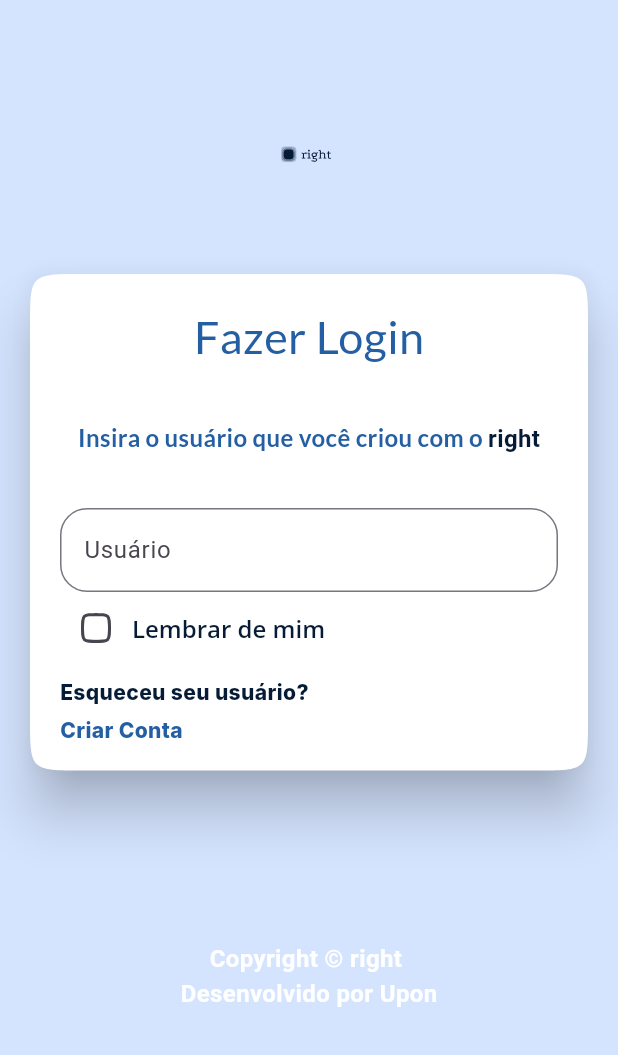
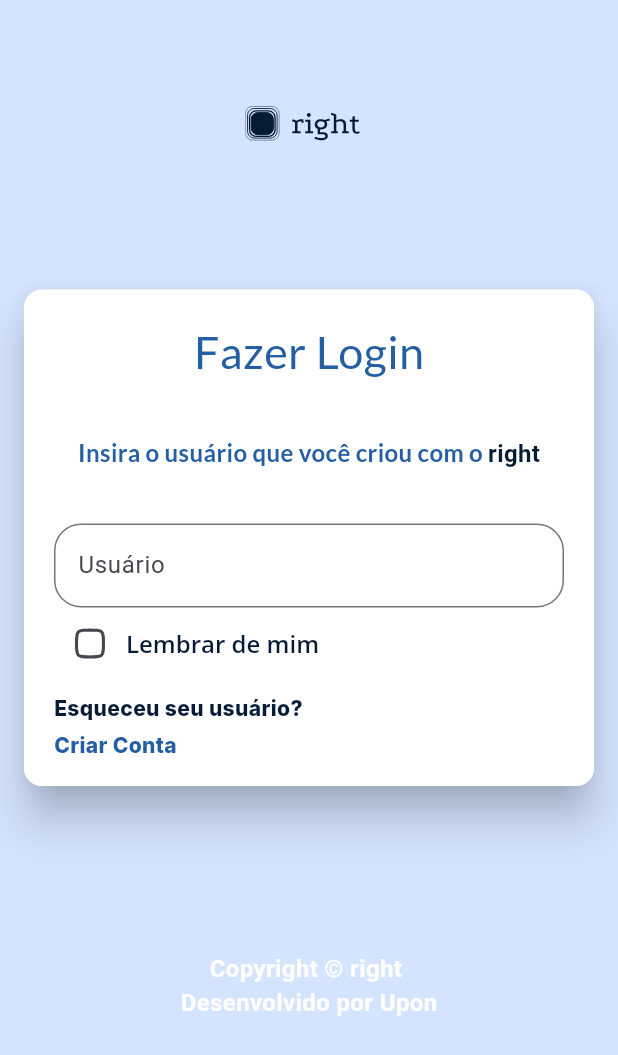
Before and after one commit to Franciscof11/Right, a Flutter app: the SignInPage screen opened by its route, on a phone screen of 412 x 824 dp. Shown: the top 1055 px of the screen. Run offline on Flutter 3.47's test engine with Material 3 defaults, Android fonts, the phone set to English and light mode, and no system bars; our stand-ins replace flutter_heatmap_calendar, flutter_staggered_animations, flutter_svg, google_fonts, percent_indicator.

Commit message:
feat: feature by folder + clean arch

```diff
--- a/lib/application/presentation/pages/sign_in_page.dart
+++ /dev/null
@@ -1,239 +0,0 @@
-import 'package:flutter/material.dart';
-import 'package:flutter_svg/flutter_svg.dart';
-import 'package:google_fonts/google_fonts.dart';
-import 'package:right/application/presentation/widgets/custom_text_form_field.dart';
-import 'package:right/application/presentation/widgets/remove_glow_effect.dart';
-import 'package:right/utils/const_colors.dart';
-
-class _SignInPageState extends State<SignInPage> {
-  bool darkMode = false;
-  bool boxValue = false;
-  @override
-  Widget build(BuildContext context) {
-    void googleSign() {
-      setState(() {
-        darkMode = !darkMode;
-      });
-    }
-
-    Color primaryTextColors =
-        darkMode == true ? Colors.white : LightColors().primary;
-    return Scaffold(
-      backgroundColor: darkMode == true
-          ? DarkColors().onPrimary
-          : LightColors().primaryContainer,
-      body: Padding(
-        padding: const EdgeInsets.symmetric(horizontal: 16),
-        child: SafeArea(
-          child: RemoveGlowEffect(
-            child: SingleChildScrollView(
-              child: Column(
-                mainAxisAlignment: MainAxisAlignment.center,
-                children: [
-                  //
-                  // Title App
-                  //
-                  Column(
-                    children: [
-                      SizedBox(
-                        height: MediaQuery.of(context).size.height * 0.08,
-                      ),
-                      SvgPicture.asset(
-                        !darkMode
-                            ? 'assets/imgs/logo.svg'
-                            : 'assets/imgs/dark_logo.svg',
-                        width: MediaQuery.of(context).size.width * 0.09,
-                        height: MediaQuery.of(context).size.height * 0.09,
-                      ),
-                      SizedBox(
-                        height: MediaQuery.of(context).size.height * 0.025,
-                      ),
-                    ],
-                  ),
-                  //
-                  // Form
-                  //
-                  const SizedBox(
-                    height: 18,
-                  ),
-                  Card(
-                    color: darkMode == true
-                        ? DarkColors().primaryContainer
-                        : Colors.white,
-                    elevation: 15,
-                    shape: ContinuousRectangleBorder(
-                        borderRadius: BorderRadius.circular(35)),
-                    child: Column(
-                      children: [
-                        const SizedBox(
-                          height: 20,
-                        ),
-                        Text(
-                          'Fazer Login',
-                          style: GoogleFonts.lato(
-                            textStyle: TextStyle(
-                              color: darkMode == true
-                                  ? DarkColors().onPrimaryContainer
-                                  : LightColors().primary,
-                              fontSize: 30,
-                              fontWeight: FontWeight.w400,
-                            ),
-                          ),
-                        ),
-                        const SizedBox(
-                          height: 34,
-                        ),
-                        Text.rich(
-                          TextSpan(
-                              text: 'Insira o usuário que você criou com o ',
-                              style: GoogleFonts.lato(
-                                textStyle: TextStyle(
-                                  color: primaryTextColors,
-                                  fontSize: 16,
-                                  fontWeight: FontWeight.w600,
-                                ),
-                              ),
-                              children: [
-                                TextSpan(
-                                    text: 'right',
-                                    style: TextStyle(
-                                      color: darkMode == true
-                                          ? DarkColors().primary
-                                          : LightColors().onPrimaryContainer,
-                                    ))
-                              ]),
-                        ),
-                        const SizedBox(
-                          height: 35,
-                        ),
-                        Padding(
-                          padding: const EdgeInsets.symmetric(horizontal: 20),
-                          child: Column(
-                            crossAxisAlignment: CrossAxisAlignment.start,
-                            children: [
-                              const CustomTextField(
-                                label: 'Usuário',
-                              ),
-                              Row(
-                                children: [
-                                  Checkbox(
-                                      activeColor: darkMode == true
-                                          ? DarkColors().primary
-                                          : LightColors().primary,
-                                      checkColor: darkMode == true
-                                          ? DarkColors().onPrimary
-                                          : LightColors().onPrimary,
-                                      shape: ContinuousRectangleBorder(
-                                          borderRadius:
-                                              BorderRadius.circular(10)),
-                                      value: boxValue,
-                                      onChanged: (value) {
-                                        setState(() {
-                                          boxValue = !boxValue;
-                                        });
-                                      }),
-                                  Text(
-                                    'Lembrar de mim',
-                                    style: GoogleFonts.openSans(
-                                      fontWeight: FontWeight.w600,
-                                      fontSize: 16,
-                                      color: darkMode == true
-                                          ? DarkColors().primary
-                                          : LightColors().onPrimaryContainer,
-                                      letterSpacing: 0,
-                                    ),
-                                  ),
-                                ],
-                              ),
-                              const SizedBox(
-                                height: 10,
-                              ),
-                              Row(
-                                children: [
-                                  Column(
-                                      crossAxisAlignment:
-                                          CrossAxisAlignment.start,
-                                      mainAxisAlignment:
-                                          MainAxisAlignment.center,
-                                      children: [
-                                        GestureDetector(
-                                          onTap: () {},
-                                          child: Text(
-                                            'Esqueceu seu usuário?',
-                                            style: GoogleFonts.inter(
-                                              height: 0,
-                                              color: darkMode == true
-                                                  ? DarkColors()
-                                                      .onPrimaryContainer
-                                                  : LightColors()
-                                                      .onPrimaryContainer,
-                                              fontSize: 14,
-                                              fontWeight: FontWeight.w800,
-                                            ),
-                                          ),
-                                        ),
-                                        const SizedBox(height: 10),
-                                        GestureDetector(
-                                          onTap: () {},
-                                          child: Text(
-                                            'Criar Conta',
-                                            style: GoogleFonts.inter(
-                                              height: 1,
-                                              color: darkMode == true
-                                                  ? DarkColors()
-                                                      .onPrimaryContainer
-                                                  : LightColors().primary,
-                                              fontSize: 14,
-                                              fontWeight: FontWeight.w800,
-                                            ),
-                                          ),
-                                        ),
-                                        const SizedBox(height: 20),
-                                      ]),
-                                ],
-                              ),
-                            ],
-                          ),
-                        )
-                      ],
-                    ),
-                  ),
-                  const SizedBox(height: 30),
-
-                  const SizedBox(height: 30),
-
-                  const SizedBox(height: 50),
-                  Text(
-                    'Copyright © right ',
-                    style: TextStyle(
-                        color: darkMode == true
-                            ? DarkColors().primary
-                            : Colors.white,
-                        fontSize: 16,
-                        fontWeight: FontWeight.w600),
-                  ),
-                  Text(
-                    'Desenvolvido por Upon',
-                    style: TextStyle(
-                        color: darkMode == true
-                            ? DarkColors().primary
-                            : Colors.white,
-                        fontSize: 16,
-                        fontWeight: FontWeight.w600),
-                  ),
-                ],
-              ),
-            ),
-          ),
-        ),
-      ),
-    );
-  }
-}
-
-class SignInPage extends StatefulWidget {
-  const SignInPage({super.key});
-
-  @override
-  State<SignInPage> createState() => _SignInPageState();
-}
--- /dev/null
+++ b/lib/features/auth/application/presentation/pages/sign_in_page.dart
@@ -0,0 +1,208 @@
+import 'package:flutter/material.dart';
+import 'package:flutter_svg/flutter_svg.dart';
+import 'package:google_fonts/google_fonts.dart';
+import 'package:right/features/auth/application/presentation/widgets/custom_text_form_field.dart';
+import 'package:right/features/auth/application/presentation/widgets/remove_glow_effect.dart';
+import 'package:right/utils/const_colors.dart';
+
+class _SignInPageState extends State<SignInPage> {
+  bool boxValue = false;
+  @override
+  Widget build(BuildContext context) {
+    return Scaffold(
+      backgroundColor: LightColors().primaryContainer,
+      body: SafeArea(
+        child: Padding(
+          padding: const EdgeInsets.symmetric(horizontal: 16),
+          child: RemoveGlowEffect(
+            child: SingleChildScrollView(
+              child: Column(
+                mainAxisAlignment: MainAxisAlignment.center,
+                children: [
+                  //
+                  // Title App
+                  //
+                  Column(
+                    children: [
+                      const SizedBox(
+                        height: 40,
+                      ),
+                      SvgPicture.asset(
+                        'assets/imgs/logo.svg',
+                        width: 85,
+                        height: 85,
+                      ),
+                      const SizedBox(
+                        height: 50,
+                      ),
+                    ],
+                  ),
+                  //
+                  // Form
+                  //
+                  const SizedBox(
+                    height: 18,
+                  ),
+                  Material(
+                    elevation: 12,
+                    borderRadius: BorderRadius.circular(12),
+                    child: Container(
+                      decoration: BoxDecoration(
+                        borderRadius: BorderRadius.circular(12),
+                        color: Colors.white,
+                      ),
+                      child: Column(
+                        children: [
+                          const SizedBox(
+                            height: 20,
+                          ),
+                          Text(
+                            'Fazer Login',
+                            style: GoogleFonts.lato(
+                              textStyle: TextStyle(
+                                color: LightColors().primary,
+                                fontSize: 30,
+                                fontWeight: FontWeight.w400,
+                              ),
+                            ),
+                          ),
+                          const SizedBox(
+                            height: 34,
+                          ),
+                          Text.rich(
+                            TextSpan(
+                                text: 'Insira o usuário que você criou com o ',
+                                style: GoogleFonts.lato(
+                                  textStyle: TextStyle(
+                                    color: LightColors().primary,
+                                    fontSize: 16,
+                                    fontWeight: FontWeight.w600,
+                                  ),
+                                ),
+                                children: [
+                                  TextSpan(
+                                      text: 'right',
+                                      style: TextStyle(
+                                        color: LightColors().onPrimaryContainer,
+                                      ))
+                                ]),
+                          ),
+                          const SizedBox(
+                            height: 35,
+                          ),
+                          Padding(
+                            padding: const EdgeInsets.symmetric(horizontal: 20),
+                            child: Column(
+                              crossAxisAlignment: CrossAxisAlignment.start,
+                              children: [
+                                const CustomTextField(
+                                  label: 'Usuário',
+                                ),
+                                Row(
+                                  children: [
+                                    Checkbox(
+                                        activeColor: LightColors().primary,
+                                        checkColor: LightColors().onPrimary,
+                                        shape: ContinuousRectangleBorder(
+                                            borderRadius:
+                                                BorderRadius.circular(10)),
+                                        value: boxValue,
+                                        onChanged: (value) {
+                                          setState(() {
+                                            boxValue = !boxValue;
+                                          });
+                                        }),
+                                    Text(
+                                      'Lembrar de mim',
+                                      style: GoogleFonts.openSans(
+                                        fontWeight: FontWeight.w600,
+                                        fontSize: 16,
+                                        color: LightColors().onPrimaryContainer,
+                                        letterSpacing: 0,
+                                      ),
+                                    ),
+                                  ],
+                                ),
+                                const SizedBox(
+                                  height: 10,
+                                ),
+                                Row(
+                                  children: [
+                                    Column(
+                                        crossAxisAlignment:
+                                            CrossAxisAlignment.start,
+                                        mainAxisAlignment:
+                                            MainAxisAlignment.center,
+                                        children: [
+                                          GestureDetector(
+                                            onTap: () {},
+                                            child: Text(
+                                              'Esqueceu seu usuário?',
+                                              style: GoogleFonts.inter(
+                                                height: 0,
+                                                color: LightColors()
+                                                    .onPrimaryContainer,
+                                                fontSize: 14,
+                                                fontWeight: FontWeight.w800,
+                                              ),
+                                            ),
+                                          ),
+                                          const SizedBox(height: 10),
+                                          GestureDetector(
+                                            onTap: () {},
+                                            child: Text(
+                                              'Criar Conta',
+                                              style: GoogleFonts.inter(
+                                                height: 1,
+                                                color: LightColors().primary,
+                                                fontSize: 14,
+                                                fontWeight: FontWeight.w800,
+                                              ),
+                                            ),
+                                          ),
+                                          const SizedBox(height: 20),
+                                        ]),
+                                  ],
+                                ),
+                              ],
+                            ),
+                          )
+                        ],
+                      ),
+                    ),
+                  ),
+                  const SizedBox(height: 30),
+
+                  const SizedBox(height: 30),
+
+                  const SizedBox(height: 50),
+                  const Text(
+                    'Copyright © right ',
+                    style: TextStyle(
+                        color: Colors.white,
+                        fontSize: 16,
+                        fontWeight: FontWeight.w600),
+                  ),
+                  const Text(
+                    'Desenvolvido por Upon',
+                    style: TextStyle(
+                        color: Colors.white,
+                        fontSize: 16,
+                        fontWeight: FontWeight.w600),
+                  ),
+                ],
+              ),
+            ),
+          ),
+        ),
+      ),
+    );
+  }
+}
+
+class SignInPage extends StatefulWidget {
+  const SignInPage({super.key});
+
+  @override
+  State<SignInPage> createState() => _SignInPageState();
+}
--- a/lib/application/presentation/widgets/drawer_home.dart
+++ b/lib/features/auth/application/presentation/widgets/drawer_home.dart
@@ -2,7 +2,7 @@ import 'package:flutter/material.dart';
 import 'package:flutter_svg/svg.dart';
 import 'package:google_fonts/google_fonts.dart';
 
-import '../../../utils/const_colors.dart';
+import '../../../../../utils/const_colors.dart';
 
 class DrawerHome extends StatelessWidget {
   const DrawerHome({super.key});
--- a/lib/application/presentation/pages/about_me_page.dart
+++ b/lib/features/flash_cards/application/presentation/pages/about_me_page.dart
@@ -1,8 +1,8 @@
 import 'package:flutter/material.dart';
 import 'package:google_fonts/google_fonts.dart';
-import 'package:right/application/presentation/Widgets/about_me_text_button.dart';
-import 'package:right/application/presentation/Widgets/heat_map.dart';
-import 'package:right/application/presentation/widgets/remove_glow_effect.dart';
+import 'package:right/features/auth/application/presentation/widgets/about_me_text_button.dart';
+import 'package:right/features/auth/application/presentation/widgets/heat_map.dart';
+import 'package:right/features/auth/application/presentation/widgets/remove_glow_effect.dart';
 import 'package:right/utils/const_colors.dart';
 
 class AboutMePage extends StatefulWidget {
--- a/lib/application/presentation/pages/home_page.dart
+++ b/lib/features/flash_cards/application/presentation/pages/home_page.dart
@@ -4,8 +4,8 @@ import 'package:flutter/material.dart';
 import 'package:flutter_staggered_animations/flutter_staggered_animations.dart';
 import 'package:flutter_svg/flutter_svg.dart';
 import 'package:google_fonts/google_fonts.dart';
-import 'package:right/application/presentation/widgets/card_collection.dart';
-import 'package:right/application/presentation/widgets/drawer_home.dart';
+import 'package:right/features/auth/application/presentation/widgets/card_collection.dart';
+import 'package:right/features/auth/application/presentation/widgets/drawer_home.dart';
 import 'package:right/utils/const_colors.dart';
 
 class HomePage extends StatefulWidget {
--- a/lib/application/presentation/pages/user_error_page.dart
+++ b/lib/features/flash_cards/application/presentation/pages/user_error_page.dart
@@ -1,6 +1,6 @@
 import 'package:flutter/material.dart';
 import 'package:flutter_svg/svg.dart';
-import 'package:right/application/presentation/widgets/remove_glow_effect.dart';
+import 'package:right/features/auth/application/presentation/widgets/remove_glow_effect.dart';
 import 'package:right/utils/const_colors.dart';
 
 class UserSupport extends StatelessWidget {
--- a/lib/main.dart
+++ b/lib/main.dart
@@ -12,7 +12,7 @@ class MainApp extends StatelessWidget {
   Widget build(BuildContext context) {
     return MaterialApp(
       debugShowCheckedModeBanner: false,
-      initialRoute: '/HomePage',
+      initialRoute: '/SignInPage',
       routes: routes,
     );
   }
--- a/lib/utils/routes.dart
+++ b/lib/utils/routes.dart
@@ -1,5 +1,5 @@
-import 'package:right/application/presentation/pages/home_page.dart';
-import 'package:right/application/presentation/pages/sign_in_page.dart';
+import 'package:right/features/auth/application/presentation/pages/sign_in_page.dart';
+import 'package:right/features/flash_cards/application/presentation/pages/home_page.dart';
 
 final routes = {
   '/SignInPage': (context) => const SignInPage(),
--- a/pubspec.yaml
+++ b/pubspec.yaml
@@ -14,7 +14,6 @@ dependencies:
   flutter_svg: ^2.0.9
   google_fonts: ^6.1.0
   percent_indicator: ^4.2.3
-  sign_in_button: ^3.2.0
 
 dev_dependencies:
   flutter_lints: ^2.0.0
```
Also changed, not shown: assets/home_erros.svg (deleted), lib/features/auth/application/presentation/widgets/about_me_text_button.dart (renamed from lib/application/presentation/widgets/about_me_text_button.dart), lib/features/auth/application/presentation/widgets/card_collection.dart (renamed from lib/application/presentation/widgets/card_collection.dart), lib/features/auth/application/presentation/widgets/custom_text_form_field.dart (renamed from lib/application/presentation/widgets/custom_text_form_field.dart), lib/features/auth/application/presentation/widgets/heat_map.dart (renamed from lib/application/presentation/widgets/heat_map.dart), lib/features/auth/application/presentation/widgets/remove_glow_effect.dart (renamed from lib/application/presentation/widgets/remove_glow_effect.dart), pubspec.lock.
